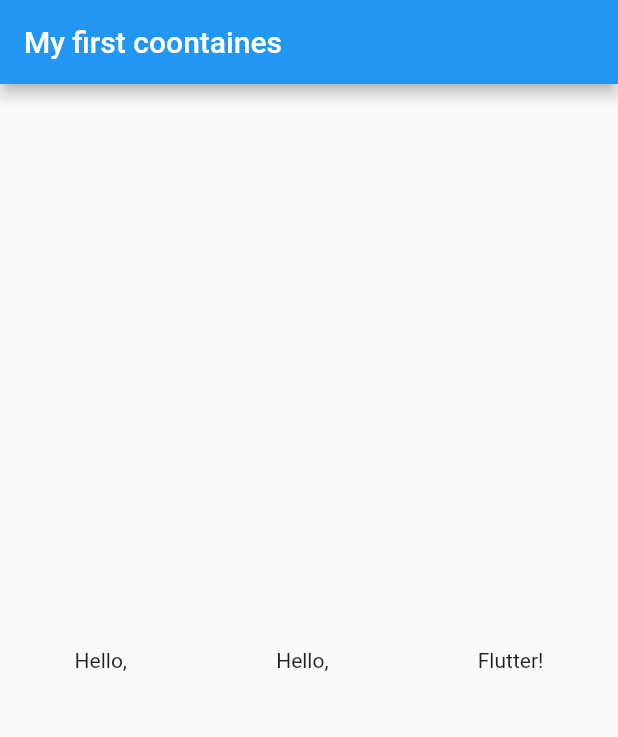
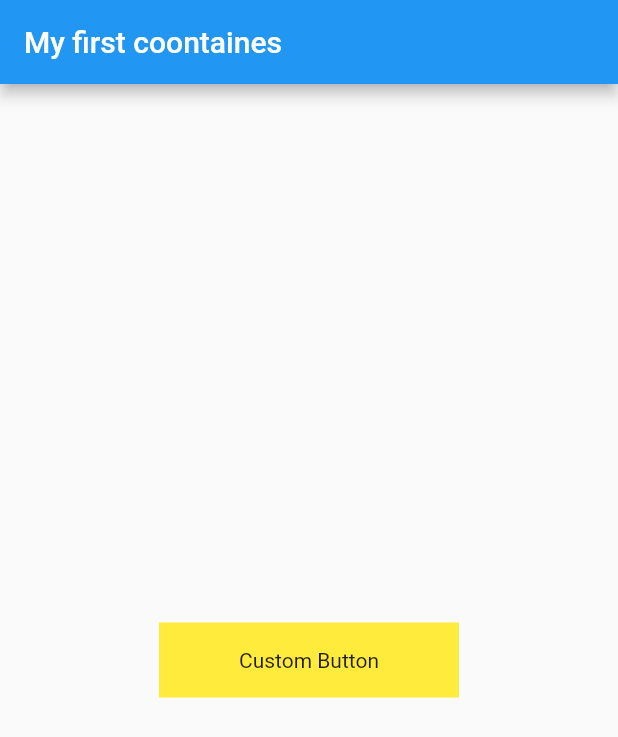
Before and after one commit to Spider-Calvin/MyFirst-Flutter-App, a Flutter app: the screen it shows after launch, on a phone screen of 412 x 824 dp. Shown: the top 737 px of the screen. Run offline on Flutter 3.47's test engine with Material 2 defaults, Android fonts, the phone set to English and light mode, and no system bars.

Commit message:
InkWell widget in flutter explained!

```diff
--- a/lib/main.dart
+++ b/lib/main.dart
@@ -38,15 +38,29 @@ class _MyHomePageState extends State<MyHomePage> {
         title: Text("My first coontaines"),
       ),
       body: Center(
-        child: Row(
-          mainAxisAlignment: MainAxisAlignment.spaceAround, //same as css
-          crossAxisAlignment: CrossAxisAlignment.center, //same as css
-          children:<Text> [
-            Text('Hello,'),
-            Text('Hello,'),
-            Text('Flutter!'),
-          ],
-        ),
+        child: InkWell(
+          onTap: (){
+            print("Tapped on tap of ink well");
+          },
+          onDoubleTap: (){
+            print("Double Tapped on tap of ink well");
+          },
+          child: Container(
+            height: 50,
+            width: 200,
+
+            color: Colors.yellow,
+            child: Center(child: InkWell(
+                onTap: (){
+                  print("Tapped on inner text");
+                },
+                onDoubleTap: (){
+                  print("Double Tapped on on inner text");
+                },
+                child: Text("Custom Button")
+            )),
+          ),
+        )
       )
     );
   }
```
